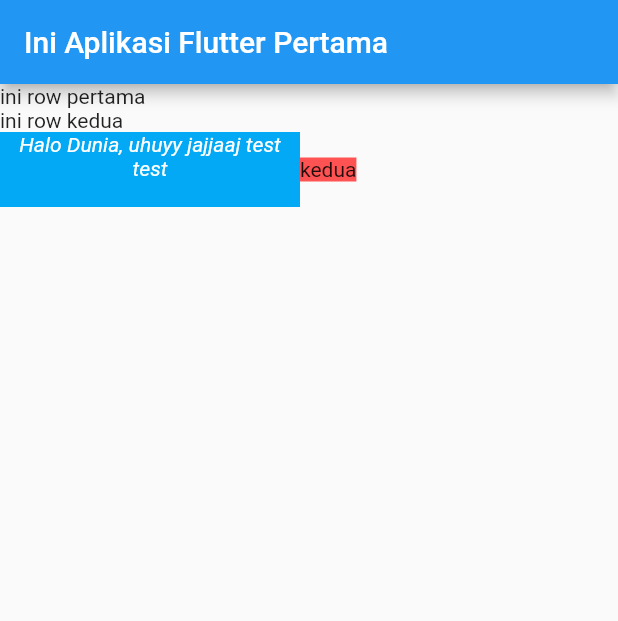
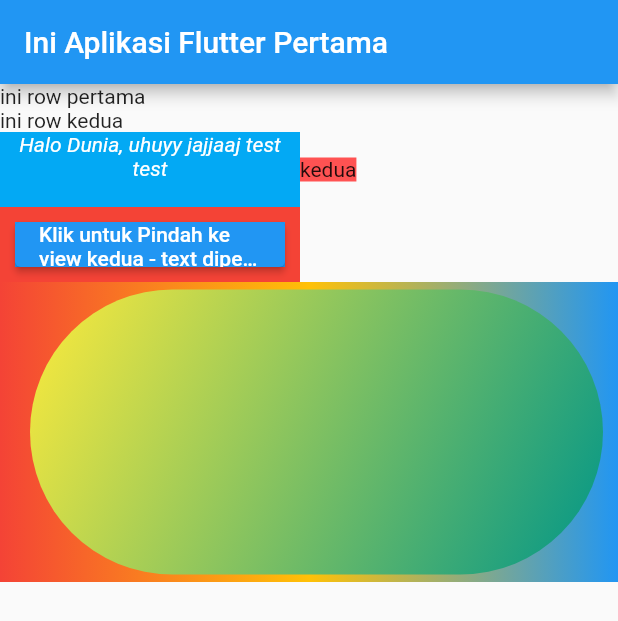
Before and after one commit to YudhaDev/flutter-training, a Flutter app: the screen it shows after launch, on a phone screen of 412 x 824 dp. Shown: the top 621 px of the screen. Run offline on Flutter 3.47's test engine with Material 2 defaults, Android fonts, the phone set to English and light mode, and no system bars.

Commit message:
push baru

```diff
--- a/lib/main.dart
+++ b/lib/main.dart
@@ -5,6 +5,11 @@ void main() => runApp(AplikasiKu());
 class AplikasiKu extends StatelessWidget {
   Widget build(BuildContext context) {
     return MaterialApp(
+        initialRoute: '/',
+        routes: {
+          '/': (context) => AplikasiKu(),
+          '/kedua': (context) => AplikasiKuKedua()
+        },
         home: Scaffold(
             appBar: AppBar(title: Text("Ini Aplikasi Flutter Pertama")),
             body: Column(
@@ -25,18 +30,92 @@ class AplikasiKu extends StatelessWidget {
                               softWrap: true,
                               maxLines: 5,
                               overflow: TextOverflow.ellipsis,
-                      style: TextStyle(color: Colors.white, fontStyle: FontStyle.italic, ),
+                              style: TextStyle(
+                                color: Colors.white,
+                                fontStyle: FontStyle.italic,
+                              ),
                             ))),
+                    Container(color: Colors.redAccent, child: Text("kedua"))
+                  ],
+                ),
                 Container(
-                      color: Colors.redAccent,
-
-                      child: Text("kedua"))
-                  ],
+                  color: Colors.red,
+                  height: 50,
+                  width: 200,
+                  child: Container(
+                    color: Colors.blue,
+                    height: 50,
+                    width: 200,
+                    margin: EdgeInsets.all(10),
+                    child: Center(
+                        child: ElevatedButton(
+                      child: Text(
+                        "Klik untuk Pindah ke view kedua - text diperpanjang untuk mengetes fungsi wrap",
+                        maxLines: 2,
+                        overflow: TextOverflow.ellipsis,
+                        style: TextStyle(color: Colors.white),
+                      ),
+                      onPressed: () {
+                        Navigator.pushNamed(context, '/kedua');
+                      },
+                    )),
+                  ),
+                ),
+                Container(
+                  width: 500,
+                  height: 200,
+                  decoration: BoxDecoration(
+                      gradient: LinearGradient(colors: <Color>[
+                    Colors.red,
+                    Colors.amber,
+                    Colors.blue
+                  ])),
+                  child: Container(
+                    width: 500,
+                    height: 200,
+                    margin: EdgeInsets.fromLTRB(20, 5, 10, 5),
+                    decoration: BoxDecoration(
+                        borderRadius: BorderRadius.circular(100),
+                        gradient: LinearGradient(
+                            begin: Alignment.topLeft,
+                            end: Alignment.bottomRight,
+                            colors: <Color>[Colors.yellow, Colors.teal])),
+                  ),
                 )
               ],
             )));
   }
 }
+
+class AplikasiKuKedua extends StatefulWidget {
+  const AplikasiKuKedua({Key? key}) : super(key: key);
+
+  @override
+  _AplikasiKuKeduaState createState() => _AplikasiKuKeduaState();
+}
+
+class _AplikasiKuKeduaState extends State<AplikasiKuKedua> {
+  void sebuahMethod() {}
+  @override
+  Widget build(BuildContext context) {
+    return MaterialApp(
+      home: Scaffold(
+        appBar: AppBar(
+          title: Text("Ini View Kedua"),
+        ),
+        body: Column(
+          children: [
+            Text("Ini text awal sebelum menekan tombol"),
+            ElevatedButton(
+                onPressed: sebuahMethod,
+                child: Text("Tombol untuk memanggil fungsi"))
+          ],
+        ),
+      ),
+    );
+  }
+}
+
 // void main() {
 //   runApp(MyApp());
 // }
--- /dev/null
+++ b/lib/view_kedua.dart
@@ -0,0 +1,13 @@
+import 'package:flutter/material.dart';
+
+class ViewKedua extends StatelessWidget {
+  @override
+  Widget build(BuildContext context) {
+    return MaterialApp(
+        home: Scaffold(
+      appBar: AppBar(
+        title: Text("Ini View Kedua Ya"),
+      ),
+    ));
+  }
+}
```
Lines whose indentation alone changed are shown as unchanged.
